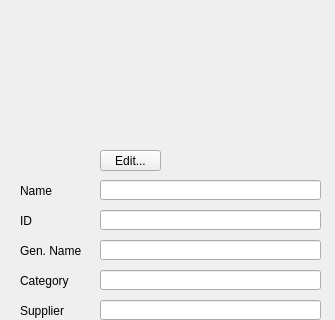
First picture: the form in ui/medicine_information.ui, repository thanhtranarch/HUST_PROJECT-I, before the edit; both pictures show x 0 to 335 and y 140 to 460 of the 335 by 657 pixel window.
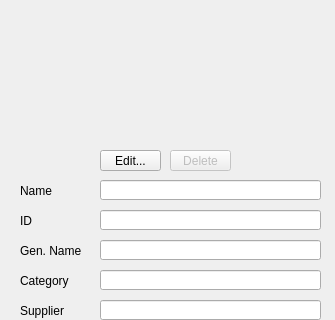
Second picture: the form after the edit. Icons and pictures are not drawn.

What changed in the file:
```diff
--- a/ui/medicine_information.ui
+++ b/ui/medicine_information.ui
@@ -382,6 +382,25 @@
     <double>0.000000000000000</double>
    </property>
   </widget>
+  <widget class="QPushButton" name="deleteButton">
+   <property name="enabled">
+    <bool>false</bool>
+   </property>
+   <property name="geometry">
+    <rect>
+     <x>170</x>
+     <y>290</y>
+     <width>61</width>
+     <height>21</height>
+    </rect>
+   </property>
+   <property name="text">
+    <string>Delete</string>
+   </property>
+   <property name="flat">
+    <bool>false</bool>
+   </property>
+  </widget>
   <zorder>label_5</zorder>
   <zorder>buttonBox</zorder>
   <zorder>ID</zorder>
@@ -408,6 +427,7 @@
   <zorder>expiration_date</zorder>
   <zorder>unit_price</zorder>
   <zorder>sale_price</zorder>
+  <zorder>deleteButton</zorder>
  </widget>
  <tabstops>
   <tabstop>medicine_name</tabstop>
```
